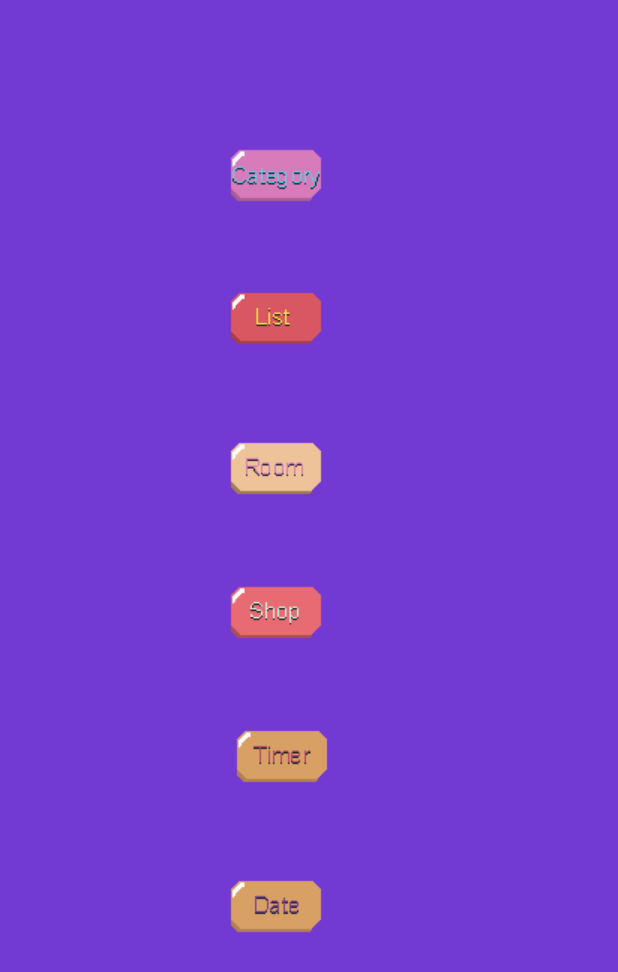
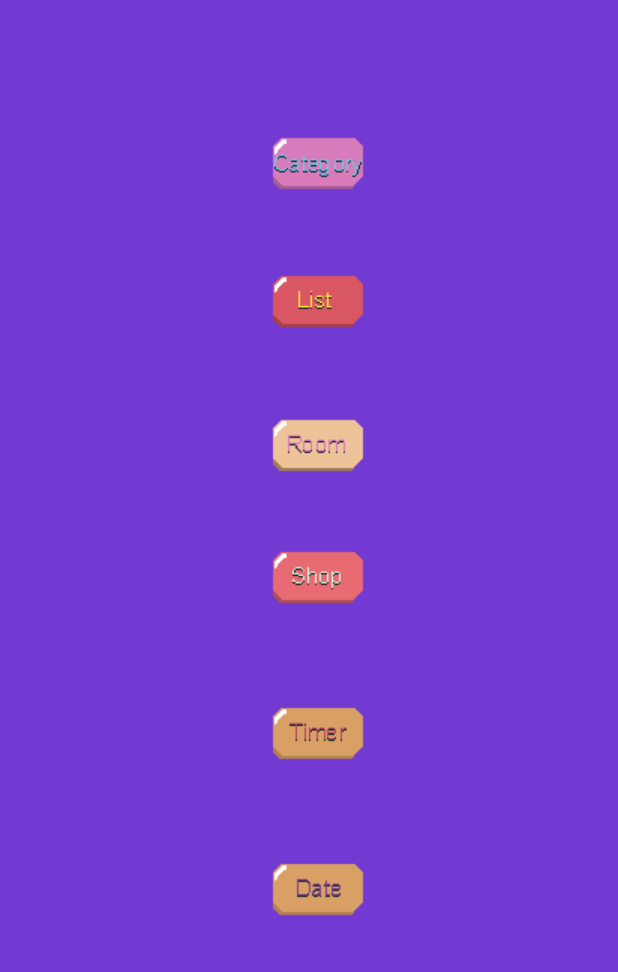
Before and after one commit to mattdelta2/OPCS7311, an Android app: the MainMenu screen opened directly, with no data from a screen before it, on a phone screen of 412 x 824 dp. Shown: the top 972 px of the screen. Run offline under Robolectric (Android 15) with nearby library versions, the phone set to English and light mode, and no system bars.

Commit message:
Updated some code

```diff
--- a/app/src/main/res/layout/activity_all_work.xml
+++ b/app/src/main/res/layout/activity_all_work.xml
@@ -66,7 +66,7 @@
         android:layout_width="match_parent"
         android:layout_height="match_parent"
         tools:layout_editor_absoluteX="-4dp"
-        tools:layout_editor_absoluteY="492dp" />
+        tools:layout_editor_absoluteY="161dp" />
 
     <ImageButton
         android:id="@+id/backBTN"
--- a/app/src/main/res/layout/activity_main_menu.xml
+++ b/app/src/main/res/layout/activity_main_menu.xml
@@ -11,19 +11,52 @@
         android:id="@+id/btnCategory"
         android:layout_width="wrap_content"
         android:layout_height="wrap_content"
-        android:layout_marginStart="144dp"
-        android:layout_marginTop="76dp"
+        android:layout_marginStart="172dp"
+        android:layout_marginTop="68dp"
         android:background="#00FFFFFF"
         app:layout_constraintStart_toStartOf="parent"
         app:layout_constraintTop_toTopOf="parent"
         app:srcCompat="@drawable/category" />
 
     <ImageButton
+        android:id="@+id/btnTimer"
+        android:layout_width="wrap_content"
+        android:layout_height="wrap_content"
+        android:layout_marginStart="172dp"
+        android:layout_marginTop="24dp"
+        android:background="#00FFFFFF"
+        app:layout_constraintStart_toStartOf="parent"
+        app:layout_constraintTop_toBottomOf="@+id/btnShop"
+        app:srcCompat="@drawable/timerbutton" />
+
+    <ImageButton
+        android:id="@+id/btnDate"
+        android:layout_width="wrap_content"
+        android:layout_height="wrap_content"
+        android:layout_marginStart="172dp"
+        android:layout_marginTop="24dp"
+        android:background="#00FFFFFF"
+        app:layout_constraintStart_toStartOf="parent"
+        app:layout_constraintTop_toBottomOf="@+id/btnTimer"
+        app:srcCompat="@drawable/datebutton" />
+
+    <ImageButton
+        android:id="@+id/btnShop"
+        android:layout_width="wrap_content"
+        android:layout_height="wrap_content"
+        android:layout_marginStart="172dp"
+        android:layout_marginTop="8dp"
+        android:background="#00FFFFFF"
+        app:layout_constraintStart_toStartOf="parent"
+        app:layout_constraintTop_toBottomOf="@+id/btnRoom"
+        app:srcCompat="@drawable/shopbutton" />
+
+    <ImageButton
         android:id="@+id/btnList"
         android:layout_width="wrap_content"
         android:layout_height="wrap_content"
-        android:layout_marginStart="144dp"
-        android:layout_marginTop="15dp"
+        android:layout_marginStart="172dp"
+        android:layout_marginTop="12dp"
         android:background="#00FFFFFF"
         app:layout_constraintStart_toStartOf="parent"
         app:layout_constraintTop_toBottomOf="@+id/btnCategory"
@@ -33,43 +66,11 @@
         android:id="@+id/btnRoom"
         android:layout_width="wrap_content"
         android:layout_height="wrap_content"
-        android:layout_marginStart="144dp"
-        android:layout_marginTop="20dp"
+        android:layout_marginStart="172dp"
+        android:layout_marginTop="16dp"
         android:background="#00FFFFFF"
         app:layout_constraintStart_toStartOf="parent"
         app:layout_constraintTop_toBottomOf="@+id/btnList"
         app:srcCompat="@drawable/roombutton" />
 
-    <ImageButton
-        android:id="@+id/btnShop"
-        android:layout_width="wrap_content"
-        android:layout_height="wrap_content"
-        android:layout_marginStart="144dp"
-        android:layout_marginTop="16dp"
-        android:background="#00FFFFFF"
-        app:layout_constraintStart_toStartOf="parent"
-        app:layout_constraintTop_toBottomOf="@+id/btnRoom"
-        app:srcCompat="@drawable/shopbutton" />
-
-    <ImageButton
-        android:id="@+id/btnTimer"
-        android:layout_width="wrap_content"
-        android:layout_height="wrap_content"
-        android:layout_marginStart="148dp"
-        android:layout_marginTop="16dp"
-        android:background="#00FFFFFF"
-        app:layout_constraintStart_toStartOf="parent"
-        app:layout_constraintTop_toBottomOf="@+id/btnShop"
-        app:srcCompat="@drawable/timerbutton" />
-
-    <ImageButton
-        android:id="@+id/btnDate"
-        android:layout_width="wrap_content"
-        android:layout_height="wrap_content"
-        android:layout_marginStart="144dp"
-        android:layout_marginTop="20dp"
-        android:background="#00FFFFFF"
-        app:layout_constraintStart_toStartOf="parent"
-        app:layout_constraintTop_toBottomOf="@+id/btnTimer"
-        app:srcCompat="@drawable/datebutton" />
 </androidx.constraintlayout.widget.ConstraintLayout>
```
Also changed, not shown: app/src/main/java/com/example/myapplication/MainActivity.kt (+16 -6 lines), app/src/main/res/layout/activity_login.xml (+6 -6 lines), app/src/main/res/layout/activity_shop.xml (+40 -0 lines).
